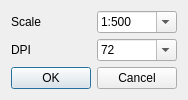
Above: VoGisProfilTool/ui/ui_vogisprofiltoolscale.ui from BergWerkGIS/VoGIS-Profil-Tool before the change. Below: the same form after it.
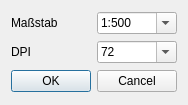
That is the form after the change.

```diff
--- a/VoGisProfilTool/ui/ui_vogisprofiltoolscale.ui
+++ b/VoGisProfilTool/ui/ui_vogisprofiltoolscale.ui
@@ -7,7 +7,7 @@
     <x>0</x>
     <y>0</y>
     <width>184</width>
-    <height>96</height>
+    <height>105</height>
    </rect>
   </property>
   <property name="windowTitle">
@@ -17,7 +17,7 @@
    <item row="0" column="0">
     <widget class="QLabel" name="label">
      <property name="text">
-      <string>Scale</string>
+      <string>Maßstab</string>
      </property>
     </widget>
    </item>
```
Left out of the diff: 2 changed lines with no effect on the pictures.
